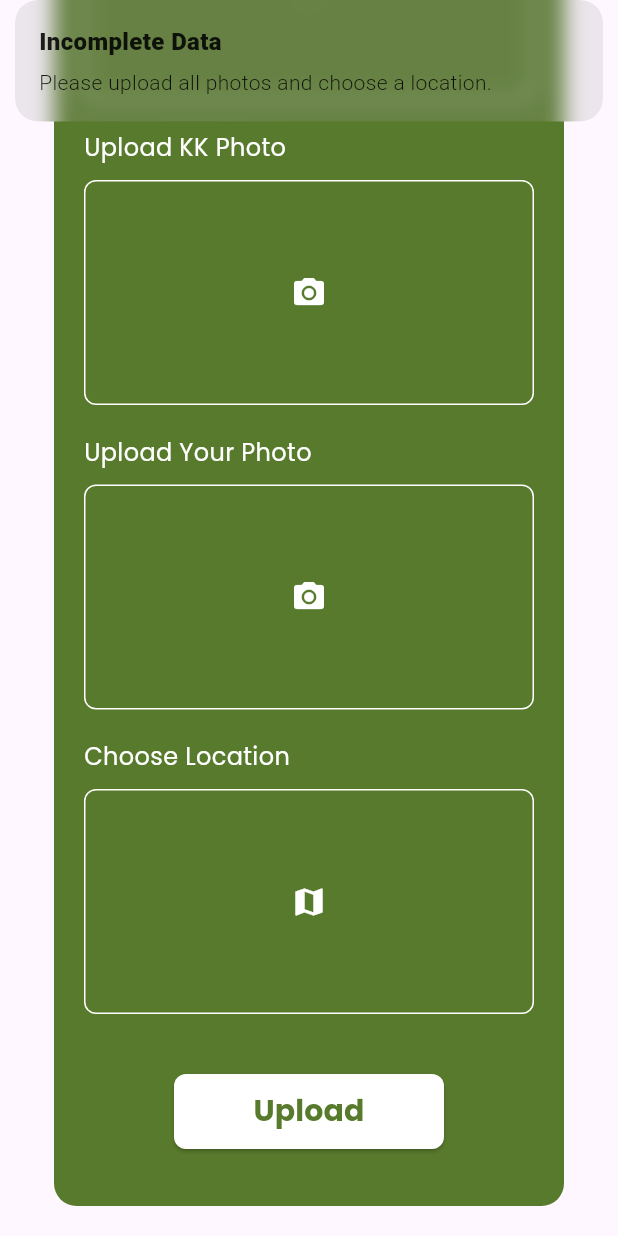
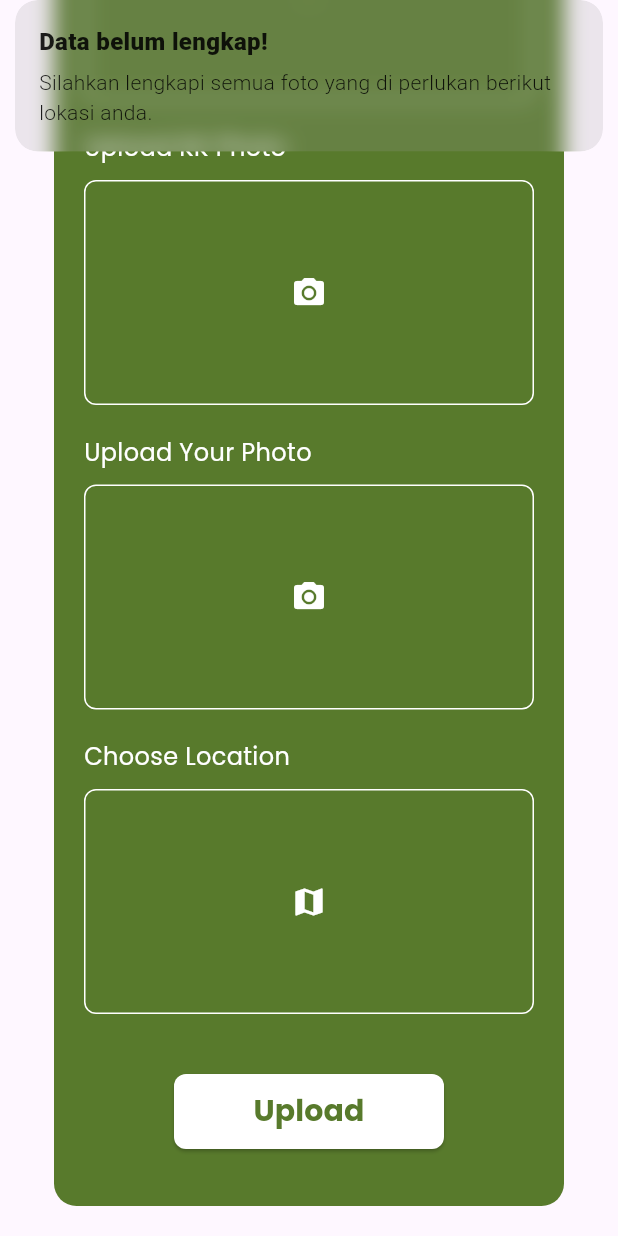
Before and after one commit to MuhammadHudaibi/elpigo, a Flutter app: the UploadRTDataView screen opened by its route, scrolled down 324 dp, after a tap on "Upload", on a phone screen of 412 x 824 dp. Run offline on Flutter 3.47's test engine with Material 3 defaults, Android fonts, the phone set to English and light mode, and no system bars; our stand-ins replace cloud_firestore, firebase_auth, firebase_core, firebase_storage, get, google_fonts and 1 more; accounts and stored records are empty.

Commit message:
uplode snackbar

```diff
--- a/lib/app/modules/customer/registerCustomer/views/uplode_data_rt.dart
+++ b/lib/app/modules/customer/registerCustomer/views/uplode_data_rt.dart
@@ -99,8 +99,8 @@
                                     controller.ownerPhoto.value == null ||
                                     controller.location.value.isEmpty) {
                                   Get.snackbar(
-                                    'Incomplete Data',
-                                    'Please upload all photos and choose a location.',
+                                   'Data belum lengkap!',
+                                    'Silahkan lengkapi semua foto yang di perlukan berikut lokasi anda.',
                                     snackPosition: SnackPosition.TOP,
                                   );
                                 } else {
--- a/lib/app/modules/customer/registerCustomer/views/uplode_data_um.dart
+++ b/lib/app/modules/customer/registerCustomer/views/uplode_data_um.dart
@@ -106,8 +106,8 @@
                                     controller.ownerPhoto.value == null ||
                                     controller.location.value.isEmpty) {
                                   Get.snackbar(
-                                    'Incomplete Data',
-                                    'Please upload all photos and choose a location.',
+                                    'Data belum lengkap!',
+                                    'Silahkan lengkapi semua foto yang di perlukan berikut lokasi anda.',
                                     snackPosition: SnackPosition.TOP,
                                   );
                                 } else {
```
